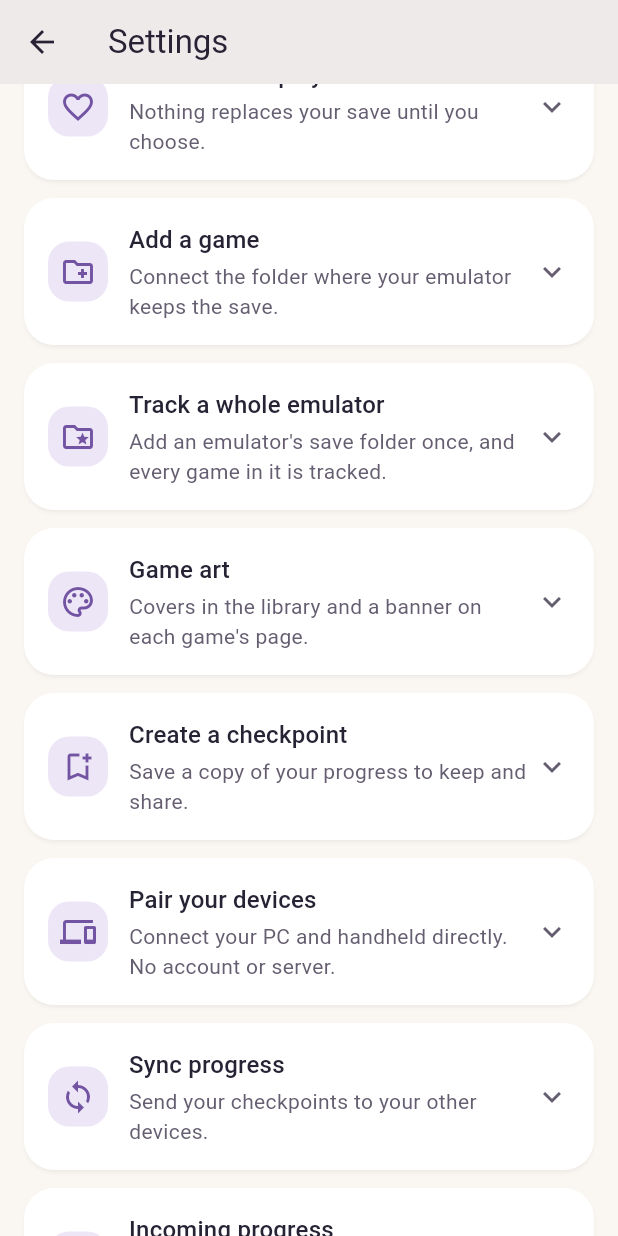
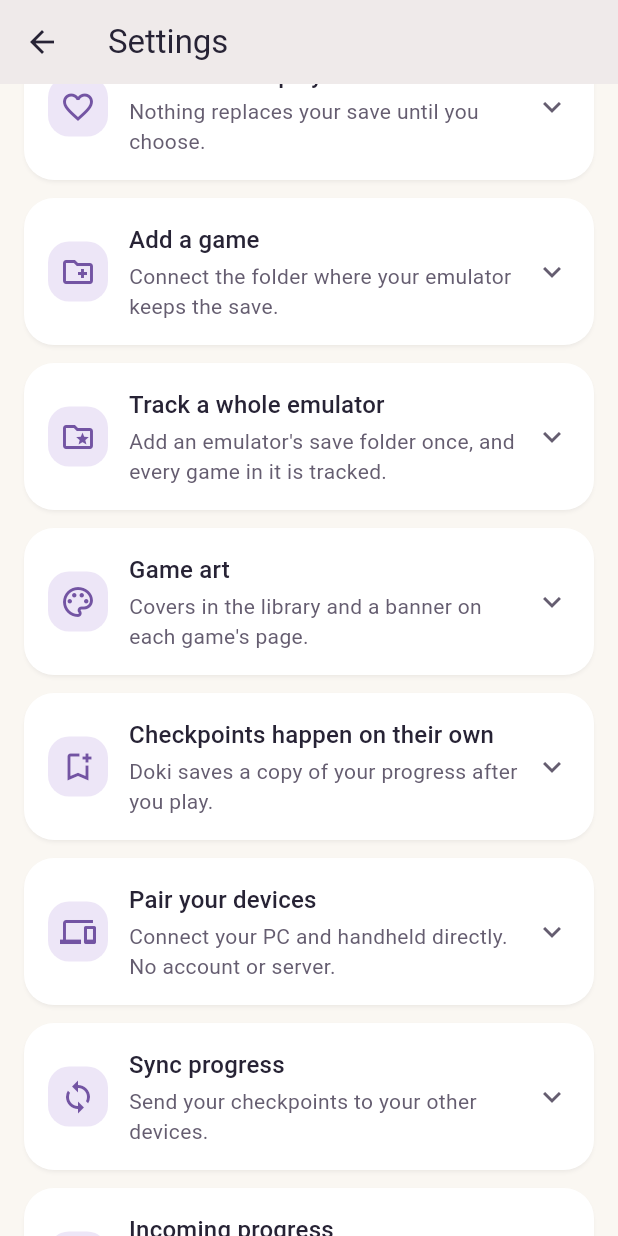
Before and after one commit to drluciano/doki, a Flutter app: the SettingsScreen screen opened directly, scrolled down 576 dp, on a phone screen of 412 x 824 dp. Run offline on Flutter 3.47's test engine with Material 3 defaults, Android fonts, the phone set to English and light mode, and no system bars; missing offline and left inert: dart:ffi, file_selector.

Commit message:
Help: deleting, retention, notifications and automatic checkpoints
Adds Help topics for deleting checkpoints and removed games, "Keep
checkpoints for", and notifications, and rewrites the checkpoint topic
now that checkpoints happen on their own. Wording matches the app's
buttons and menus.

Refs #83

Co-Authored-By: Claude Opus 5.5 (1M context) <noreply@anthropic.com>
Claude-Session: https://claude.ai/code/session_01Xmnv84hPtviwz9ryUsbvan

```diff
--- a/app/lib/screens/help.dart
+++ b/app/lib/screens/help.dart
@@ -61,13 +61,14 @@ const helpTopics = [
   ),
   HelpTopic(
     Icons.bookmark_add_outlined,
-    'Create a checkpoint',
-    'Save a copy of your progress to keep and share.',
+    'Checkpoints happen on their own',
+    'Doki saves a copy of your progress after you play.',
     [
-      'Close the game in the emulator first, so the save is complete.',
-      'Open the game in Library and choose Create checkpoint.',
-      'Add a label if you like, such as "Before the gym".',
-      'Library shows "New progress not in a checkpoint yet" when you have played since the last one.',
+      'Doki checks each save folder every few seconds. Once a save has stayed the same for 30 seconds, it saves a checkpoint.',
+      'Library shows "New progress, checkpoint coming soon" while it waits.',
+      'To save one right away, close the game in the emulator, open it in Library and choose Checkpoint now. You can add a label, such as "Before the gym".',
+      'On Android Doki keeps checking in the background. On Windows it keeps checking from the tray.',
+      'Edit game turns automatic checkpoints off for a game; then choose Create checkpoint yourself.',
     ],
   ),
   HelpTopic(
@@ -110,6 +111,40 @@ const helpTopics = [
     'Open the game, find the checkpoint in its history and choose Restore this checkpoint.',
     'Review it, then choose Back up and restore. Your current save is kept as a checkpoint first.',
   ]),
+  HelpTopic(
+    Icons.delete_outline,
+    'Delete checkpoints and games',
+    'Free up space on this device. Your other devices keep their copies.',
+    [
+      'Open a game, find the checkpoint in its history, open its menu and choose Delete from this device.',
+      'The current save and pinned checkpoints can\'t be deleted. Choose Unpin first to delete a pinned one.',
+      'A game you removed is listed under On your other devices. Its menu has Delete from this device, which deletes its checkpoints here.',
+      'For a game set up only on another device, the same menu says Don\'t set up on this device.',
+      'Deleting never touches your save folder.',
+    ],
+  ),
+  HelpTopic(
+    Icons.auto_delete_outlined,
+    'Choose how long to keep checkpoints',
+    'Keep every checkpoint, or let older ones go.',
+    [
+      'In History, choose Keep checkpoints for: Forever (the default), 1 year, 90, 30 or 7 days.',
+      'Before a shorter time takes effect, Doki tells you how many checkpoints would be deleted.',
+      'The 10 newest checkpoints of each game, current saves and pinned checkpoints always stay. Choose Pin (keep forever) on a checkpoint to keep it.',
+      'This only affects checkpoints on this device.',
+    ],
+  ),
+  HelpTopic(
+    Icons.notifications_outlined,
+    'Notifications',
+    'Hear about checkpoints and new progress without opening Doki.',
+    [
+      'Under Devices, turn each kind on or off: Checkpoint saved, New progress found and Progress from your other devices.',
+      'On Android, allow notifications for Doki when asked.',
+      'On Windows, notifications come from the Doki icon in the tray, so Keep Doki in the tray needs to be on.',
+      'A newer notification about the same game replaces the older one.',
+    ],
+  ),
   HelpTopic(
     Icons.build_circle_outlined,
     'If something goes wrong',
```
Also changed, not shown: 1 other file.
